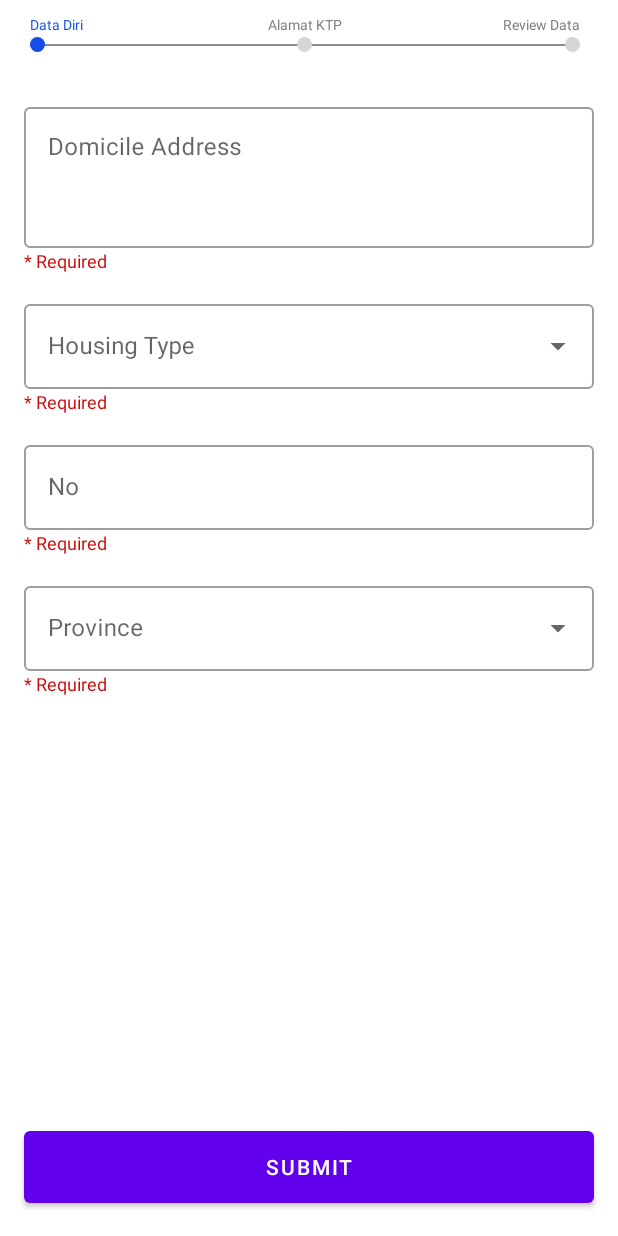
After one commit to BonaDenyS/RegistrationTC, an Android app: the fragment AddressFragment placed in its activity, on a phone screen of 412 x 824 dp. The commit adds this screen. Run offline under Robolectric (Android 15) with nearby library versions, the phone set to English and light mode, and no system bars; our stand-ins replace RxJava; network calls fail.

Commit message:
create feature form alamat ktp

```diff
--- a/app/src/main/AndroidManifest.xml
+++ b/app/src/main/AndroidManifest.xml
@@ -1,6 +1,8 @@
 <?xml version="1.0" encoding="utf-8"?>
 <manifest xmlns:android="http://schemas.android.com/apk/res/android"
     package="com.bonadenys.registrationtc">
+
+    <uses-permission android:name="android.permission.INTERNET"/>
 
     <application
         android:allowBackup="true"
--- /dev/null
+++ b/app/src/main/java/com/bonadenys/registrationtc/model/Address.kt
@@ -0,0 +1,10 @@
+package com.bonadenys.registrationtc.model
+
+import com.bonadenys.registrationtc.dropdownlist.HousingType
+
+class Address {
+    var domicile: String = ""
+    var housingType: HousingType? = null
+    var no: String = ""
+    var province: String = ""
+}
--- /dev/null
+++ b/app/src/main/java/com/bonadenys/registrationtc/service/APIService.kt
@@ -0,0 +1,11 @@
+package com.bonadenys.registrationtc.service
+
+import com.bonadenys.registrationtc.data.ListProvince
+import io.reactivex.Observable
+import retrofit2.http.GET
+
+interface APIService {
+    //ListProvince
+    @GET("daerahindonesia/provinsi")
+    fun listProvince(): Observable<ListProvince>
+}
--- /dev/null
+++ b/app/src/main/java/com/bonadenys/registrationtc/service/ConnectionManager.kt
@@ -0,0 +1,16 @@
+package com.bonadenys.registrationtc.service
+
+import com.bonadenys.registrationtc.BuildConfig.BASE_URL
+import retrofit2.Retrofit
+import retrofit2.adapter.rxjava2.RxJava2CallAdapterFactory
+import retrofit2.converter.gson.GsonConverterFactory
+
+class ConnectionManager {
+    companion object {
+        fun setup(): Retrofit = Retrofit.Builder()
+            .baseUrl(BASE_URL)
+            .addCallAdapterFactory(RxJava2CallAdapterFactory.create())
+            .addConverterFactory(GsonConverterFactory.create())
+            .build()
+    }
+}
--- a/app/src/main/java/com/bonadenys/registrationtc/ui/RegistrationViewModel.kt
+++ b/app/src/main/java/com/bonadenys/registrationtc/ui/RegistrationViewModel.kt
@@ -1,12 +1,44 @@
 package com.bonadenys.registrationtc.ui
 
 
+import android.annotation.SuppressLint
+import android.util.Log
+import androidx.lifecycle.MutableLiveData
 import androidx.lifecycle.ViewModel
+import com.bonadenys.registrationtc.data.ListProvince
+import com.bonadenys.registrationtc.model.Address
 import com.bonadenys.registrationtc.model.User
+import com.bonadenys.registrationtc.service.APIService
+import com.bonadenys.registrationtc.service.ConnectionManager
+import io.reactivex.android.schedulers.AndroidSchedulers
+import io.reactivex.schedulers.Schedulers
 
 class RegistrationViewModel : ViewModel() {
 
+    private var provinceData: MutableLiveData<ListProvince> = MutableLiveData<ListProvince>()
+
     var user: User? = null
+    var address: Address? = null
 
+    fun getProvinceData(): MutableLiveData<ListProvince> {
+        return provinceData
+    }
+    @SuppressLint("CheckResult")
+    fun getDataProvinceList() {
+        val request = ConnectionManager.setup().create(APIService::class.java)
+        val observer = request.listProvince()
+        try {
+            observer.subscribeOn(Schedulers.newThread())
+                .observeOn(AndroidSchedulers.mainThread())
+                .subscribe({ result ->
+                    provinceData.value = result
+                }, { error ->
+                    Log.d("Error", error.localizedMessage!!)
+                })
+
+        } catch (e: Exception) {
+            Log.d("Error", e.localizedMessage!!)
+        }
+    }
 
 }
--- a/app/src/main/java/com/bonadenys/registrationtc/ui/SubmitCallback.kt
+++ b/app/src/main/java/com/bonadenys/registrationtc/ui/SubmitCallback.kt
@@ -1,10 +1,16 @@
 package com.bonadenys.registrationtc.ui
 
+import com.bonadenys.registrationtc.databinding.FragmentAddressBinding
 import com.bonadenys.registrationtc.databinding.FragmentIdentityBinding
+import com.bonadenys.registrationtc.model.Address
 import com.bonadenys.registrationtc.model.ResponseField
 import com.bonadenys.registrationtc.model.User
 
 interface SubmitCallback {
     fun onDataDiriSubmit(binding: FragmentIdentityBinding, responseField: ResponseField, user: User)
-
+    fun onAlamatKTPSubmit(
+        binding: FragmentAddressBinding,
+        responseField: ResponseField,
+        address: Address
+    )
 }
--- /dev/null
+++ b/app/src/main/java/com/bonadenys/registrationtc/ui/forms/AddressFragment.kt
@@ -0,0 +1,139 @@
+package com.bonadenys.registrationtc.ui.forms
+
+import android.R
+import android.os.Bundle
+import android.text.InputFilter
+import android.util.Log
+import androidx.fragment.app.Fragment
+import android.view.LayoutInflater
+import android.view.View
+import android.view.ViewGroup
+import android.widget.ArrayAdapter
+import android.widget.Button
+import androidx.lifecycle.MutableLiveData
+import androidx.lifecycle.Observer
+import com.bonadenys.registrationtc.data.ListProvince
+import com.bonadenys.registrationtc.databinding.FragmentAddressBinding
+import com.bonadenys.registrationtc.dropdownlist.HousingType
+import com.bonadenys.registrationtc.model.Address
+import com.bonadenys.registrationtc.model.ResponseField
+import com.bonadenys.registrationtc.ui.SubmitCallback
+import com.bonadenys.registrationtc.util.FieldChecker
+
+
+class AddressFragment() : Fragment() {
+
+    private var _binding: FragmentAddressBinding? = null
+    private val binding get() = _binding!!
+    private var address = Address()
+    private var submit: Button? = null
+    private var onSubmitCallback: SubmitCallback? = null
+
+    override fun onCreateView(
+        inflater: LayoutInflater, container: ViewGroup?,
+        savedInstanceState: Bundle?
+    ): View? {
+        return initialView()
+    }
+
+    fun setupCallback(onSubmitCallback: SubmitCallback, submit: Button) {
+        this.onSubmitCallback = onSubmitCallback
+        this.submit = submit
+    }
+
+    fun setProvinceData(provinceData: MutableLiveData<ListProvince>) {
+        provinceData.observe(this, Observer {
+            val listProvince: ArrayList<String> = ArrayList()
+            it.provinces?.forEach {
+                listProvince.add(it.nama)
+            }
+            val adapter = ArrayAdapter<Any?>(
+                context!!,
+                R.layout.simple_spinner_dropdown_item,
+                listProvince as List<Any?>
+            )
+            binding.province.keyListener = null
+            binding.province.setAdapter(adapter)
+            binding.province.setOnItemClickListener { _, _, position, _ ->
+                address.province = listProvince[position]
+            }
+
+        })
+    }
+
+    private fun initialView(): View {
+        _binding = FragmentAddressBinding.inflate(layoutInflater)
+
+        binding.domicile.filters = arrayOf(InputFilter.LengthFilter(100))
+
+        val adapter = ArrayAdapter<Any?>(
+            context!!,
+            R.layout.simple_spinner_dropdown_item,
+            HousingType.values()
+        )
+        binding.housingType.keyListener = null
+        binding.housingType.setAdapter(adapter)
+        binding.housingType.setOnItemClickListener { _, _, position, _ ->
+            address.housingType = HousingType.values()[position]
+        }
+
+        binding.no.filters = arrayOf(InputFilter { source, _, _, _, _, _ ->
+            if (source == "") { // for backspace
+                return@InputFilter source
+            }
+
+            if (source.toString().matches(Regex("[a-zA-Z 1234567890]+"))) {
+                source
+            } else ""
+        })
+
+        submit?.setOnClickListener {
+            onSubmitCallback?.onAlamatKTPSubmit(binding, isFullField(), address)
+        }
+
+        return binding.root
+    }
+
+    private fun isFullField(): ResponseField {
+
+        binding.domicile.let {
+            FieldChecker.domicile(it.text.toString()).let { fc ->
+                if (!fc.status) {
+                    it.error = fc.message
+                    return ResponseField(false, fc.message)
+                }
+            }
+            address.domicile = it.text.toString()
+        }
+
+        binding.housingType.let {
+            FieldChecker.housingType(it.text.toString()).let { fc ->
+                if (!fc.status) {
+                    it.error = fc.message
+                    return ResponseField(false, fc.message)
+                }
+            }
+        }
+
+        binding.no.let {
+            FieldChecker.no(it.text.toString()).let { fc ->
+                if (!fc.status) {
+                    it.error = fc.message
+                    return ResponseField(false, fc.message)
+                }
+            }
+            address.no = it.text.toString()
+        }
+
+        binding.province.let {
+            FieldChecker.dateOfBirth(it.text.toString()).let { fc ->
+                if (!fc.status) {
+                    it.error = fc.message
+                    return ResponseField(false, fc.message)
+                }
+            }
+        }
+
+        return ResponseField(true, "")
+    }
+}
--- a/app/src/main/java/com/bonadenys/registrationtc/ui/forms/IdentityFragment.kt
+++ b/app/src/main/java/com/bonadenys/registrationtc/ui/forms/IdentityFragment.kt
@@ -1,14 +1,16 @@
 package com.bonadenys.registrationtc.ui.forms
 
+import android.R
 import android.annotation.SuppressLint
 import android.os.Bundle
 import android.text.InputFilter
-import androidx.fragment.app.Fragment
+import android.text.InputFilter.LengthFilter
 import android.view.LayoutInflater
 import android.view.View
 import android.view.ViewGroup
 import android.widget.ArrayAdapter
 import android.widget.Button
+import androidx.fragment.app.Fragment
 import com.bonadenys.registrationtc.databinding.FragmentIdentityBinding
 import com.bonadenys.registrationtc.model.ResponseField
 import com.bonadenys.registrationtc.model.User
@@ -18,7 +20,8 @@ import com.bonadenys.registrationtc.util.DateFormat
 import com.bonadenys.registrationtc.util.FieldChecker
 import com.google.android.material.datepicker.MaterialDatePicker
 
-class IdentityFragment() : Fragment() {
+@Suppress("DEPRECATION")
+class IdentityFragment : Fragment() {
 
     private var _binding: FragmentIdentityBinding? = null
     private val binding get() = _binding!!
@@ -38,12 +41,6 @@ class IdentityFragment() : Fragment() {
         this.submit = submit
     }
 
-    private fun dummy() {
-//        binding.nationalId.editText?.setText("1234567890123456")
-        binding.fullname.setText("Bona")
-        binding.bankAccount.setText("12345678")
-    }
-
     @SuppressLint("SimpleDateFormat")
     private fun initialView(): View {
         _binding = FragmentIdentityBinding.inflate(layoutInflater)
@@ -56,10 +53,9 @@ class IdentityFragment() : Fragment() {
             if (source.toString().matches(Regex("[a-zA-Z' ]+"))) {
                 source
             } else ""
-        }, InputFilter.LengthFilter(10))
+        }, LengthFilter(10))
 
-        val adapter =
-            ArrayAdapter<Any?>(context!!, android.R.layout.simple_spinner_dropdown_item, Education.values())
+        val adapter = ArrayAdapter<Any?>(context!!, R.layout.simple_spinner_dropdown_item, Education.values())
         binding.education.setAdapter(adapter)
         binding.education.setOnItemClickListener { _, _, position, _ ->
             user.education = Education.values()[position]
--- a/app/src/main/java/com/bonadenys/registrationtc/util/DateFormat.kt
+++ b/app/src/main/java/com/bonadenys/registrationtc/util/DateFormat.kt
@@ -3,6 +3,7 @@ package com.bonadenys.registrationtc.util
 import android.annotation.SuppressLint
 import java.text.SimpleDateFormat
 
+@Suppress("NULLABILITY_MISMATCH_BASED_ON_JAVA_ANNOTATIONS")
 class DateFormat {
     companion object {
         @SuppressLint("SimpleDateFormat")
--- /dev/null
+++ b/app/src/main/res/layout/fragment_address.xml
@@ -0,0 +1,109 @@
+<?xml version="1.0" encoding="utf-8"?>
+<FrameLayout xmlns:android="http://schemas.android.com/apk/res/android"
+    xmlns:tools="http://schemas.android.com/tools"
+    android:layout_width="match_parent"
+    android:layout_height="match_parent"
+    tools:context="ui.forms.AddressFragment">
+
+    <LinearLayout
+        android:layout_width="match_parent"
+        android:layout_height="match_parent"
+        android:orientation="vertical"
+        android:padding="16dp">
+
+        <com.google.android.material.textfield.TextInputLayout
+            style="@style/Widget.MaterialComponents.TextInputLayout.OutlinedBox"
+            android:layout_width="match_parent"
+            android:layout_height="wrap_content"
+            android:layout_marginBottom="15dp"
+            android:hint="@string/domicile">
+
+            <TextView
+                android:layout_width="match_parent"
+                android:layout_height="wrap_content"
+                android:text="@string/required"
+                android:textColor="@color/colorDarkRed"
+                android:textSize="12sp" />
+
+            <com.google.android.material.textfield.TextInputEditText
+                android:id="@+id/domicile"
+                android:layout_width="match_parent"
+                android:layout_height="wrap_content"
+                android:gravity="top|left"
+                android:inputType="textMultiLine"
+                android:lines="3"
+                android:maxLength="100"
+                android:maxLines="3" />
+
+        </com.google.android.material.textfield.TextInputLayout>
+
+        <com.google.android.material.textfield.TextInputLayout
+            style="@style/Widget.MaterialComponents.TextInputLayout.OutlinedBox.ExposedDropdownMenu"
+            android:layout_width="match_parent"
+            android:layout_height="wrap_content"
+            android:layout_marginBottom="15dp"
+            android:hint="@string/housing_type">
+
+            <TextView
+                android:layout_width="match_parent"
+                android:layout_height="wrap_content"
+                android:text="@string/required"
+                android:textColor="@color/colorDarkRed"
+                android:textSize="12sp" />
+
+            <AutoCompleteTextView
+                android:id="@+id/housing_type"
+                android:layout_width="match_parent"
+                android:layout_height="wrap_content"
+                android:focusable="false"
+                android:inputType="none" />
+
+        </com.google.android.material.textfield.TextInputLayout>
+
+        <com.google.android.material.textfield.TextInputLayout
+            style="@style/Widget.MaterialComponents.TextInputLayout.OutlinedBox"
+            android:layout_width="match_parent"
+            android:layout_height="wrap_content"
+            android:layout_marginBottom="15dp"
+            android:hint="@string/no">
+
+            <TextView
+                android:layout_width="match_parent"
+                android:layout_height="wrap_content"
+                android:text="@string/required"
+                android:textColor="@color/colorDarkRed"
+                android:textSize="12sp" />
+
+            <com.google.android.material.textfield.TextInputEditText
+                android:id="@+id/no"
+                android:layout_width="match_parent"
+                android:layout_height="wrap_content"
+                android:inputType="text" />
+
+        </com.google.android.material.textfield.TextInputLayout>
+
+        <com.google.android.material.textfield.TextInputLayout
+            style="@style/Widget.MaterialComponents.TextInputLayout.OutlinedBox.ExposedDropdownMenu"
+            android:layout_width="match_parent"
+            android:layout_height="wrap_content"
+            android:layout_marginBottom="15dp"
+            android:hint="@string/province">
+
+            <TextView
+                android:layout_width="match_parent"
+                android:layout_height="wrap_content"
+                android:text="@string/required"
+                android:textColor="@color/colorDarkRed"
+                android:textSize="12sp" />
+
+            <AutoCompleteTextView
+                android:id="@+id/province"
+                android:layout_width="match_parent"
+                android:layout_height="wrap_content"
+                android:focusable="false"
+                android:inputType="none" />
+
+        </com.google.android.material.textfield.TextInputLayout>
+    </LinearLayout>
+
+</FrameLayout>
--- a/app/src/main/res/values/strings.xml
+++ b/app/src/main/res/values/strings.xml
@@ -10,4 +10,8 @@
     <string name="education">Education</string>
     <string name="date_of_birth">Date of birth</string>
     <string name="required">* Required</string>
+    <string name="domicile">Domicile Address</string>
+    <string name="housing_type">Housing Type</string>
+    <string name="province">Province</string>
+    <string name="no">No</string>
 </resources>
```
Also changed, not shown: app/src/main/java/com/bonadenys/registrationtc/data/Province.kt (added, +20 -0 lines), app/src/main/java/com/bonadenys/registrationtc/ui/RegistrationActivity.kt (+24 -0 lines).
